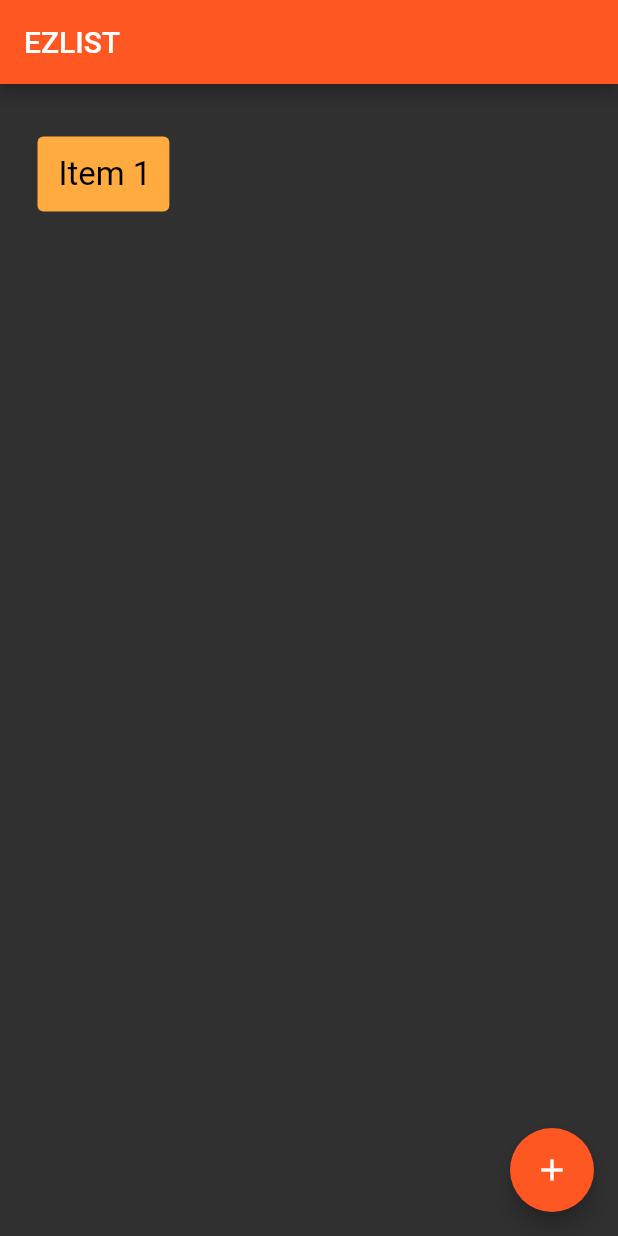
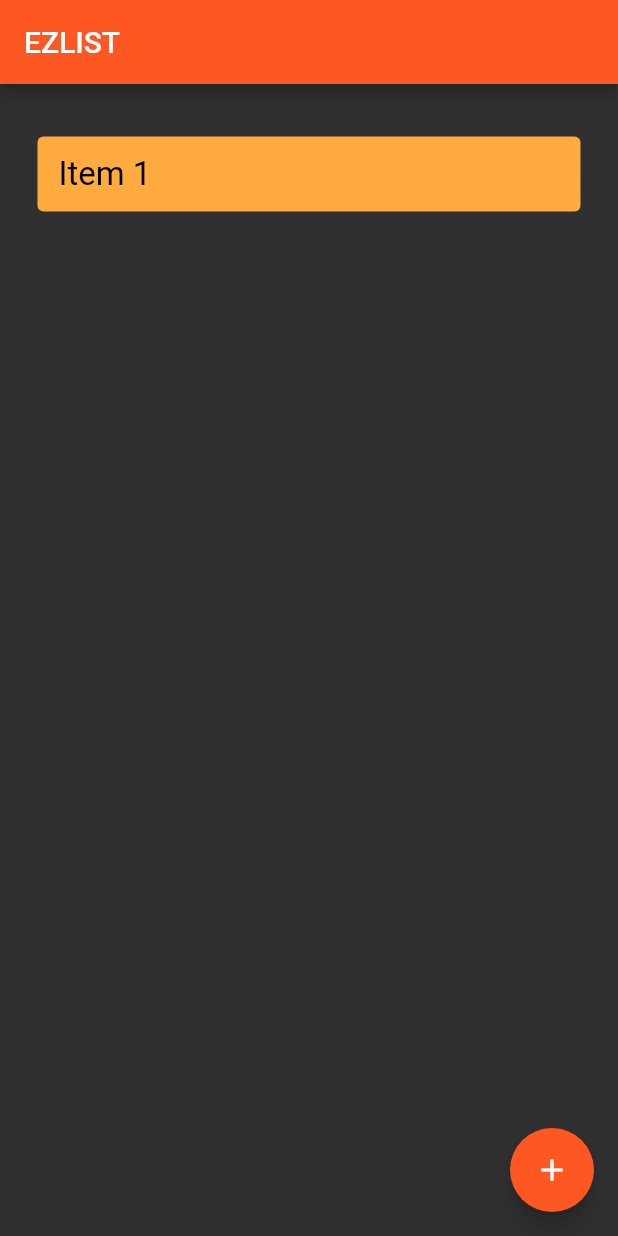
Before and after one commit to jaq-the-cat/ezlist, a Flutter app: the screen it shows after launch, after a tap on the "add" icon, on a phone screen of 412 x 824 dp. Run offline on Flutter 3.47's test engine with Material 2 defaults, Android fonts, the phone set to English and light mode, and no system bars.

Commit message:
e x p a n d

```diff
--- a/lib/main.dart
+++ b/lib/main.dart
@@ -74,7 +74,8 @@ class Thingy extends StatelessWidget {
         return Row(
             mainAxisSize: MainAxisSize.max,
             children: [
-                Container(
+                Expanded(
+                    child: Container(
                         child: Text(
                             content,
                             style: TextStyle(
@@ -90,6 +91,7 @@ class Thingy extends StatelessWidget {
                             borderRadius: BorderRadius.circular(4),
                         ),
                     ),
+            )
         ]
         );
     }
```
Lines whose indentation alone changed are shown as unchanged.
